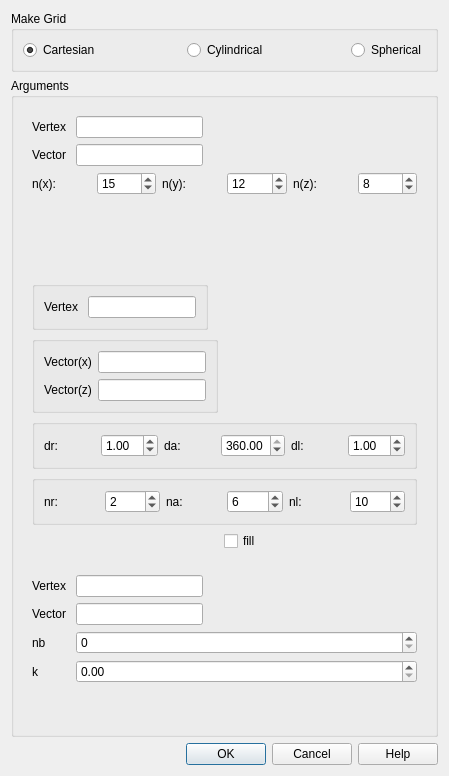
Before: the Qt Designer form src/HEXABLOCKGUI/MakeGrid_QTD.ui in SalomePlatform/hexablock, drawn with Qt 5.
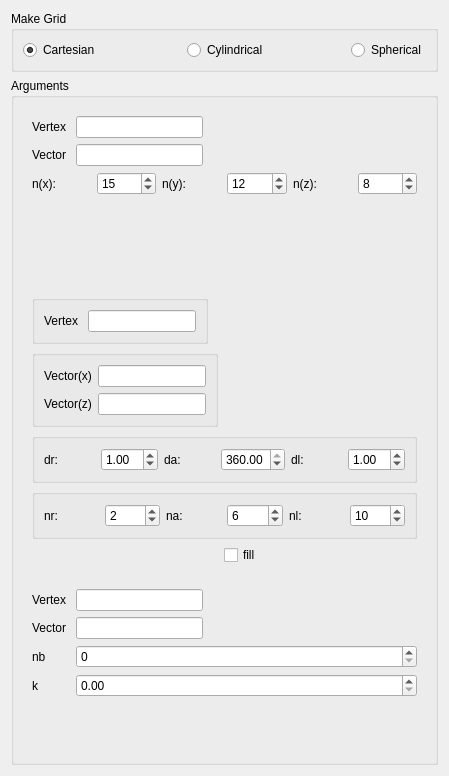
After: the same form once the commit is applied.

Commit message: fixed : selection model added : highlight on propagation's edges 	apply button on dialog panel updated : association menu, object brower's name, menu always showing, ...

Diff of the .ui file:
```diff
--- a/src/HEXABLOCKGUI/MakeGrid_QTD.ui
+++ b/src/HEXABLOCKGUI/MakeGrid_QTD.ui
@@ -422,16 +422,6 @@
      </layout>
     </widget>
    </item>
-   <item>
-    <widget class="QDialogButtonBox" name="buttonBox">
-     <property name="orientation">
-      <enum>Qt::Horizontal</enum>
-     </property>
-     <property name="standardButtons">
-      <set>QDialogButtonBox::Cancel|QDialogButtonBox::Ok|QDialogButtonBox::Help</set>
-     </property>
-    </widget>
-   </item>
   </layout>
  </widget>
  <resources/>
```
Left out of the diff: 32 changed lines with no effect on the pictures. The commit also changes 37 other files.
